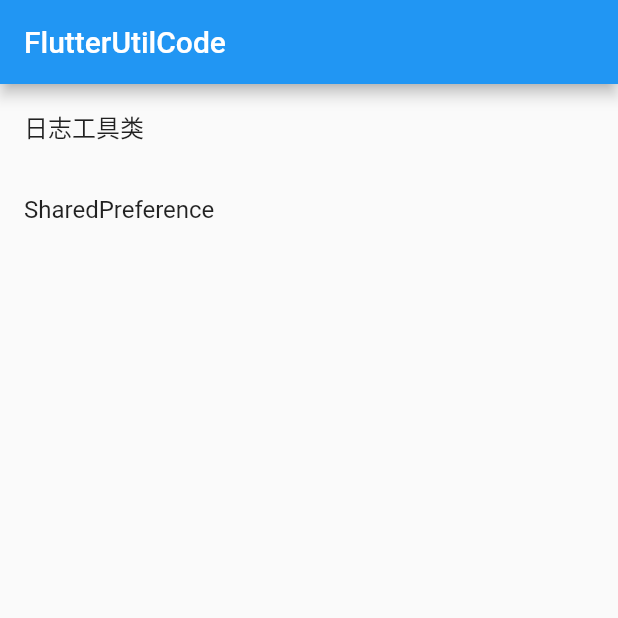
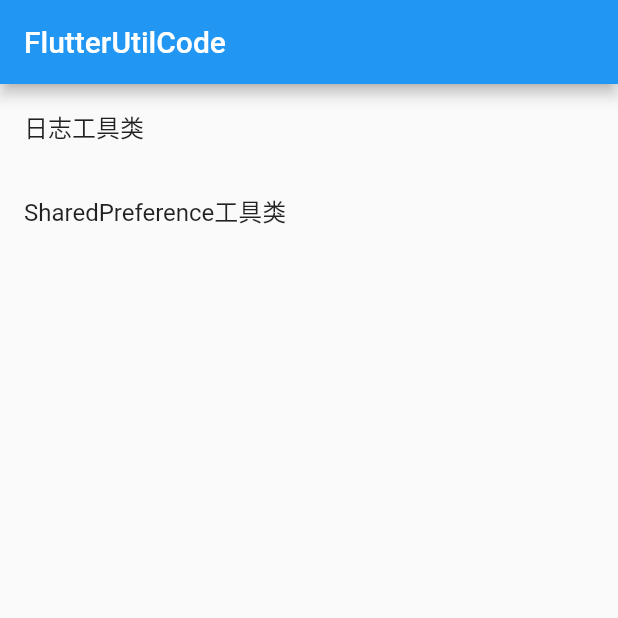
Before and after one commit to Fitem/flutter_util_code, a Flutter app: the screen it shows after launch, on a phone screen of 412 x 824 dp, the top half of it. Run offline on Flutter 3.47's test engine with Material 2 defaults, Android fonts, the light colour scheme and no system bars; our stand-ins replace get, shared_preferences.

Commit message:
feat: 新增SharedPreference Demo页面

```diff
--- a/example/lib/function/home_page.dart
+++ b/example/lib/function/home_page.dart
@@ -22,7 +22,7 @@ class HomePage extends StatelessWidget {
             },
           ),
           ListTile(
-            title: const Text('SharedPreference'),
+            title: const Text('SharedPreference工具类'),
             onTap: () {
               Get.toNamed(RouterName.sharedPreference);
             },
--- a/example/lib/router/router_page.dart
+++ b/example/lib/router/router_page.dart
@@ -1,5 +1,6 @@
 import 'package:flutter_util_code_example/function/home_page.dart';
 import 'package:flutter_util_code_example/function/log_page.dart';
+import 'package:flutter_util_code_example/function/shared_prefs/shared_prefs_page.dart';
 import 'package:flutter_util_code_example/router/router_name.dart';
 import 'package:get/get.dart';
 
@@ -18,5 +19,10 @@ class RouterPage {
       name: RouterName.log,
       page: () => const LogPage(),
     ),
+    /// SharedPreference工具类页
+    GetPage(
+      name: RouterName.sharedPreference,
+      page: () => const SharedPrefsPage(),
+    ),
   ];
 }
```
Also changed, not shown: example/lib/function/shared_prefs/shared_prefs_page.dart (added, +51 -0 lines), example/lib/function/shared_prefs/sp_constants.dart (added, +14 -0 lines).
